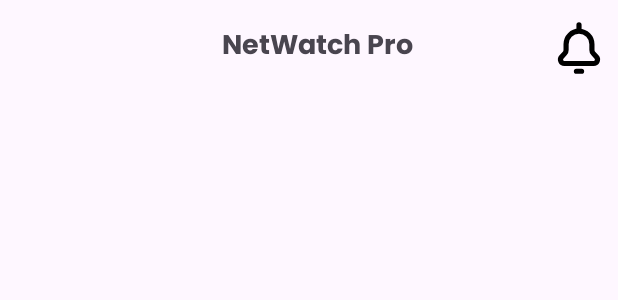
After one commit to gpapadopp/netwatch-pro, an Android app: the layout custom_toolbar.xml on its own in the app's theme, with its tools: preview values and no code run, on a phone screen of 412 x 824 dp. The commit adds this screen. Shown: the top 300 px of the screen. Run offline under Robolectric (Android 15) with nearby library versions, the phone set to English and light mode, and no system bars.

Commit message:
Added custom toolbar for the app.

```diff
--- /dev/null
+++ b/app/src/main/res/drawable/circle_background.xml
@@ -0,0 +1,5 @@
+<?xml version="1.0" encoding="utf-8"?>
+<shape xmlns:android="http://schemas.android.com/apk/res/android"
+    android:shape="oval">
+    <solid android:color="@color/light_orange" />
+</shape>
--- /dev/null
+++ b/app/src/main/res/drawable/notifications_icon.xml
@@ -0,0 +1,13 @@
+<vector xmlns:android="http://schemas.android.com/apk/res/android"
+    android:width="800dp"
+    android:height="800dp"
+    android:viewportWidth="24"
+    android:viewportHeight="24">
+  <path
+      android:pathData="M12,5.5C14.761,5.5 17,7.739 17,10.5V12.74C17,13.229 17.18,13.702 17.505,14.068L18.781,15.503C19.641,16.471 18.954,18 17.66,18H6.34C5.046,18 4.359,16.471 5.219,15.503L6.495,14.068C6.82,13.702 7,13.229 7,12.74L7,10.5C7,7.739 9.239,5.5 12,5.5ZM12,5.5V3M11,21H13"
+      android:strokeLineJoin="round"
+      android:strokeWidth="2"
+      android:fillColor="#00000000"
+      android:strokeColor="#000000"
+      android:strokeLineCap="round"/>
+</vector>
--- /dev/null
+++ b/app/src/main/res/layout/custom_toolbar.xml
@@ -0,0 +1,56 @@
+<?xml version="1.0" encoding="utf-8"?>
+<LinearLayout xmlns:android="http://schemas.android.com/apk/res/android"
+    android:layout_width="match_parent"
+    android:layout_height="match_parent"
+    android:orientation="vertical">
+
+    <androidx.appcompat.widget.Toolbar
+        android:id="@+id/custom_toolbar"
+        android:layout_width="match_parent"
+        android:layout_height="?attr/actionBarSize">
+
+        <RelativeLayout
+            android:layout_width="match_parent"
+            android:layout_height="match_parent">
+
+            <TextView
+                android:id="@+id/custom_toolbar_app_name"
+                android:layout_width="wrap_content"
+                android:layout_height="wrap_content"
+                android:layout_centerInParent="true"
+                android:layout_centerHorizontal="true"
+                android:layout_centerVertical="true"
+                android:layout_toStartOf="@+id/custom_toolbar_notification_icon"
+                android:fontFamily="@font/poppins_bold"
+                android:text="@string/app_name"
+                android:layout_marginRight="90dp"
+                android:textSize="18dp" />
+
+            <ImageView
+                android:id="@+id/custom_toolbar_notification_icon"
+                android:layout_width="41dp"
+                android:layout_height="wrap_content"
+                android:layout_alignParentEnd="true"
+                android:src="@drawable/notifications_icon"
+                android:layout_marginRight="5dp"
+                android:contentDescription="Notifications Icon" />
+
+            <TextView
+                android:id="@+id/custom_toolbar_notifications_badge"
+                android:visibility="invisible"
+                android:layout_width="44dp"
+                android:layout_height="24dp"
+                android:layout_alignTop="@id/custom_toolbar_notification_icon"
+                android:layout_toEndOf="@id/custom_toolbar_notification_icon"
+                android:layout_marginStart="-26dp"
+                android:background="@drawable/circle_background"
+                android:gravity="center"
+                android:text="0"
+                android:textColor="@color/white"
+                android:textSize="12sp" />
+
+        </RelativeLayout>
+
+    </androidx.appcompat.widget.Toolbar>
+
+</LinearLayout>
--- a/app/src/main/res/values/colors.xml
+++ b/app/src/main/res/values/colors.xml
@@ -6,4 +6,5 @@
     <color name="light_dark_blue">#004AAD</color>
     <color name="main_blue">#006BAA</color>
     <color name="light_gray">#C2C2C2</color>
+    <color name="light_orange">#FF9248</color>
 </resources>
--- a/app/src/main/res/values/strings.xml
+++ b/app/src/main/res/values/strings.xml
@@ -9,7 +9,6 @@
     <string name="terms_of_user">Terms of Use</string>
     <string name="terms_of_use_and_privacy_policy">Terms of Use/Privacy Policy</string>
     <string name="globe_dots_description">Globe Dots - App Logo</string>
-    <string name="app_is_working">The App is Processing you Data !</string>
     <string name="app_is_running">The App is Running</string>
     <string name="the_app_is_analyzing_your_traffic_and_your_installed_apps">The Application is Analyzing your Internet Traffic and your Installed Apps</string>
     <string name="accept_the_terms_of_use">In order to use the app, you have to accept the</string>
```
Also changed, not shown: app/src/main/java/eu/gpapadop/netwatchpro/MainActivity.java (+1 -77 lines), app/src/main/res/layout/activity_main.xml (+6 -10 lines).
